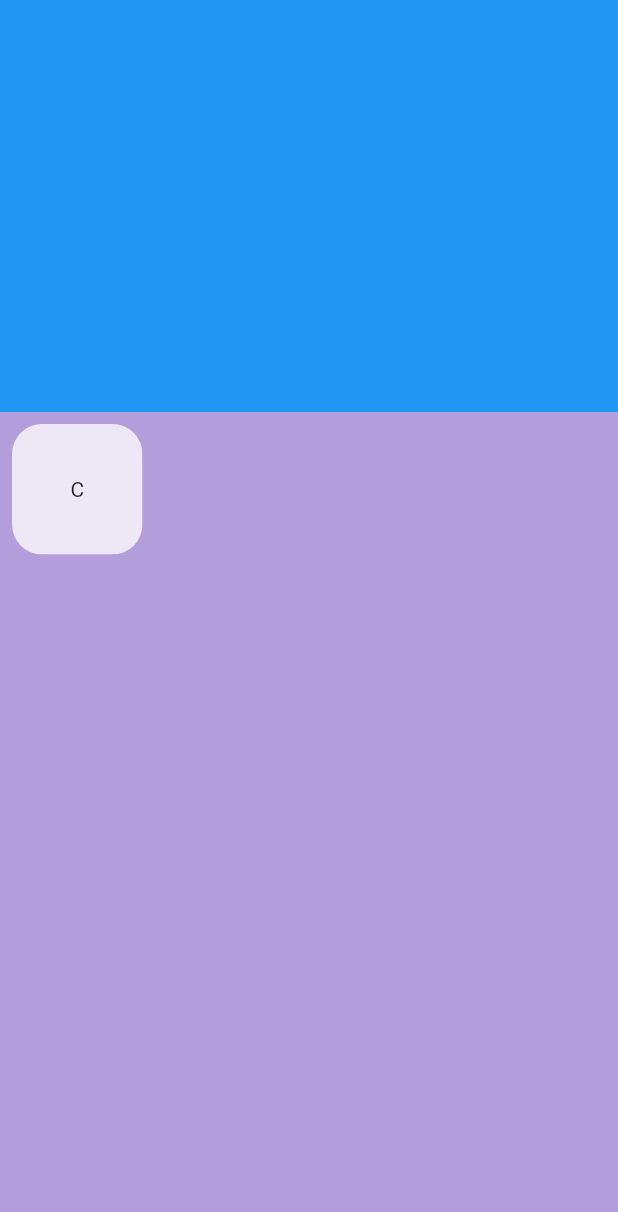
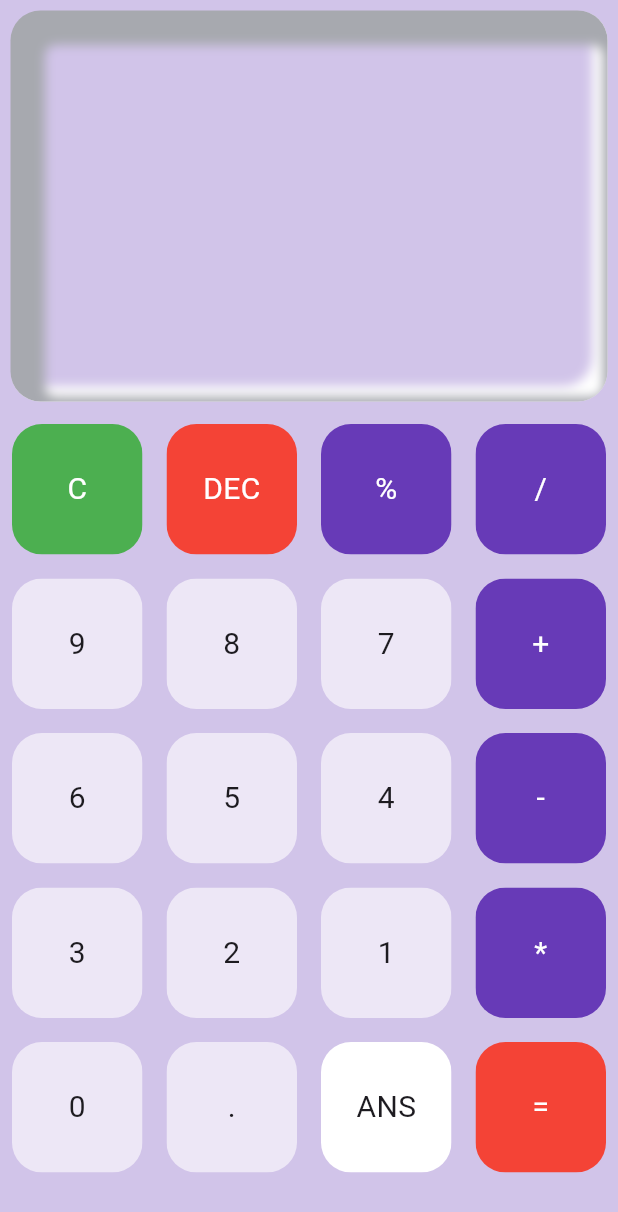
Before and after one commit to arthurjose007/calculator, a Flutter app: the screen it shows after launch, on a phone screen of 412 x 824 dp. Shown: the top 1212 px of the screen. Run offline on Flutter 3.47's test engine with Material 3 defaults, Android fonts, the phone set to English and light mode, and no system bars; our stand-ins replace flutter_inset_box_shadow, math_expressions.

Commit message:
Add funcitons

```diff
--- a/lib/main.dart
+++ b/lib/main.dart
@@ -1,5 +1,7 @@
 import 'package:firstapp/widgets/mybutton.dart';
-import 'package:flutter/material.dart';
+import 'package:flutter/material.dart' hide BoxDecoration, BoxShadow;
+import 'package:math_expressions/math_expressions.dart';
+import 'package:flutter_inset_box_shadow/flutter_inset_box_shadow.dart';
 
 void main() {
   runApp(const MyApp());
@@ -11,73 +13,221 @@ class MyApp extends StatelessWidget {
   // This widget is the root of your application.
   @override
   Widget build(BuildContext context) {
-    return  MaterialApp(
+    return MaterialApp(
+      debugShowCheckedModeBanner: false,
       home: HomePage(),
     );
   }
 }
 
-class HomePage extends StatelessWidget {
+class HomePage extends StatefulWidget {
   HomePage({super.key});
-final List<String> listofdata=[
-  'C','DEC','%','/',
-  '9','8','7','+',
-  '6','5','4','-',
-  '3','2','1','*',
-  '0','.','ANS','='
+
+  @override
+  State<HomePage> createState() => _HomePageState();
+}
+
+class _HomePageState extends State<HomePage> {
+  var userQuestion = '';
+
+  var userAnswer = '';
+  var preanswer = '';
+
+  final List<String> listofdata = [
+    'C',
+    'DEC',
+    '%',
+    '/',
+    '9',
+    '8',
+    '7',
+    '+',
+    '6',
+    '5',
+    '4',
+    '-',
+    '3',
+    '2',
+    '1',
+    '*',
+    '0',
+    '.',
+    'ANS',
+    '='
   ];
+
   @override
   Widget build(BuildContext context) {
-    return Scaffold(
-      backgroundColor: Colors.deepPurple[200],
+    Offset distance = Offset(10, 10);
+    double blur = 5;
+    return SafeArea(
+      child: Scaffold(
+        backgroundColor: Colors.deepPurple[100],
         body: Column(
           children: [
             Expanded(
               flex: 1,
               child: Container(
-                color: Colors.blue,
+                margin: const EdgeInsets.all(7),
+                padding: const EdgeInsets.all(7),
+                decoration: BoxDecoration(
+                  boxShadow: [
+                    BoxShadow(
+                      inset: true,
+                      blurRadius: blur,
+                      offset: -distance,
+                      color: Colors.white,
+                    ),
+                    BoxShadow(
+                        spreadRadius: 13,
+                        inset: true,
+                        blurRadius: blur,
+                        offset: distance,
+                        color: Color(0xFFA7A9AF))
+                  ],
+                  color: Colors.deepPurple[100], // Background color
+                  borderRadius: const BorderRadius.only(
+                    topLeft: Radius.circular(20),
+                    topRight: Radius.circular(20),
+
+                    bottomLeft:
+                        Radius.circular(20), // Set desired border radius
+                    bottomRight: Radius.circular(20),
+                  ),
+                ),
+                child: Column(
+                  mainAxisAlignment: MainAxisAlignment.spaceEvenly,
+                  children: [
+                    const SizedBox(
+                      height: 50,
+                    ),
+                    Container(
+                        padding: const EdgeInsets.all(20),
+                        alignment: Alignment.centerLeft,
+                        child: Text(
+                          userQuestion,
+                          style: const TextStyle(fontSize: 20),
                         )),
+                    Container(
+                        padding: const EdgeInsets.all(20),
+                        alignment: Alignment.centerRight,
+                        child: Text(
+                          userAnswer,
+                          style: const TextStyle(fontSize: 20),
+                        )),
+                  ],
+                ),
+              ),
+            ),
             Expanded(
                 flex: 2,
-            child:GridView.builder(
+                child: GridView.builder(
                   itemCount: listofdata.length,
-              gridDelegate: SliverGridDelegateWithFixedCrossAxisCount(crossAxisCount: 4),
+                  gridDelegate: const SliverGridDelegateWithFixedCrossAxisCount(
+                      crossAxisCount: 4),
                   itemBuilder: (context, index) {
-                if(index==0){
-                  return  Container(
+                    if (index == 0) {
+                      return SizedBox(
                         child: Center(
                             child: MyButton(
-                            color:isOperator(listofdata[index])? Colors.deepPurple:Colors.deepPurple[50],
-                            textcolor:isOperator(listofdata[index])? Colors.white:Colors.deepPurple[20],
-                            text:listofdata[index] )),
+                                buttonTap: () {
+                                  setState(() {
+                                    userQuestion = '';
+                                    userAnswer = '';
+                                  });
+                                },
+                                color: Colors.green,
+                                textcolor: Colors.white,
+                                text: listofdata[index])),
                       );
-
-                }
-                else if(index==1){
-
-                }
-                else{
-                  return  Container(
+                    } else if (index == 1) {
+                      return SizedBox(
                           child: Center(
                               child: MyButton(
-                            color:isOperator(listofdata[index])? Colors.deepPurple:Colors.deepPurple[50],
-                            textcolor:isOperator(listofdata[index])? Colors.white:Colors.deepPurple[20],
-                            text:listofdata[index] )),
+                                  buttonTap: () {
+                                    setState(() {
+                                      userQuestion = userQuestion.substring(
+                                          0, userQuestion.length - 1);
+                                    });
+                                  },
+                                  color: Colors.red,
+                                  textcolor: Colors.white,
+                                  text: listofdata[index])));
+                    } else if (index == listofdata.length - 1) {
+                      return SizedBox(
+                          child: Center(
+                              child: MyButton(
+                                  buttonTap: () {
+                                    setState(() {
+                                      equalPress();
+                                    });
+                                  },
+                                  color: Colors.red,
+                                  textcolor: Colors.white,
+                                  text: listofdata[index])));
+                    } else if (index == listofdata.length - 2) {
+                      return SizedBox(
+                          child: Center(
+                              child: MyButton(
+                                  buttonTap: () {
+                                    setState(() {
+                                      prevanswer();
+                                    });
+                                  },
+                                  color: Colors.white,
+                                  textcolor: Colors.deepPurple[20],
+                                  text: listofdata[index])));
+                    } else {
+                      return SizedBox(
+                        child: Center(
+                            child: MyButton(
+                                buttonTap: () {
+                                  setState(() {
+                                    userQuestion += listofdata[index];
+                                  });
+                                },
+                                color: isOperator(listofdata[index])
+                                    ? Colors.deepPurple
+                                    : Colors.deepPurple[50],
+                                textcolor: isOperator(listofdata[index])
+                                    ? Colors.white
+                                    : Colors.deepPurple[20],
+                                text: listofdata[index])),
                       );
-
                     }
-
-                },)
-          )
+                  },
+                ))
           ],
+        ),
       ),
     );
   }
-  bool isOperator(String st){
-    if(st=='+'||st=='-'||st=='%'||st=='='||st=='*'||st=='/') {
+
+  bool isOperator(String st) {
+    if (st == '+' ||
+        st == '-' ||
+        st == '%' ||
+        st == '=' ||
+        st == '*' ||
+        st == '/') {
       return true;
     } else {
       return false;
     }
   }
+
+  equalPress() {
+    String finalQuestion = userQuestion;
+    finalQuestion = finalQuestion.replaceAll('x', '*');
+    Parser p = Parser();
+    Expression exp = p.parse(finalQuestion);
+    ContextModel cm = ContextModel();
+    double eval = exp.evaluate(EvaluationType.REAL, cm);
+    preanswer = eval.toString();
+    userAnswer = eval.toString();
   }
+
+  prevanswer() {
+    userQuestion = userQuestion.toString() + preanswer.toString();
+  }
+}
--- a/lib/widgets/mybutton.dart
+++ b/lib/widgets/mybutton.dart
@@ -1,22 +1,36 @@
-import 'package:flutter/cupertino.dart';
+import 'package:flutter/material.dart';
 
 class MyButton extends StatelessWidget {
   final color;
   final textcolor;
   final String text;
+  final buttonTap;
 
-  const MyButton({super.key,required this.color,required this.textcolor, required this.text});
+  const MyButton(
+      {super.key,
+      required this.color,
+      required this.textcolor,
+      required this.text,
+      required this.buttonTap});
 
   @override
   Widget build(BuildContext context) {
-    return  Padding(
-      padding: const EdgeInsets.all(8.0),
-      child: ClipRRect(
-        borderRadius: BorderRadius.circular(20),
-        child: Container(
-          color: color,
-        child: Center(child: Text(text,style: TextStyle(color: textcolor),)),
-      )
+    Offset distance = Offset(28, 28);
+    double blur = 30;
+    return GestureDetector(
+      onTap: buttonTap,
+      child: Padding(
+        padding: const EdgeInsets.all(8.0),
+        child: ClipRRect(
+            borderRadius: BorderRadius.circular(20),
+            child: Container(
+              color: color,
+              child: Center(
+                  child: Text(
+                text,
+                style: TextStyle(color: textcolor, fontSize: 20),
+              )),
+            )),
       ),
     );
   }
--- a/pubspec.yaml
+++ b/pubspec.yaml
@@ -35,6 +35,8 @@ dependencies:
   # The following adds the Cupertino Icons font to your application.
   # Use with the CupertinoIcons class for iOS style icons.
   cupertino_icons: ^1.0.2
+  math_expressions: ^2.6.0
+  flutter_inset_box_shadow: ^1.0.8
 
 dev_dependencies:
   flutter_test:
```
Also changed, not shown: assets/cal1.png (added), assets/cal2.png (added), pubspec.lock, 1 other file. Lines whose indentation alone changed are shown as unchanged.
